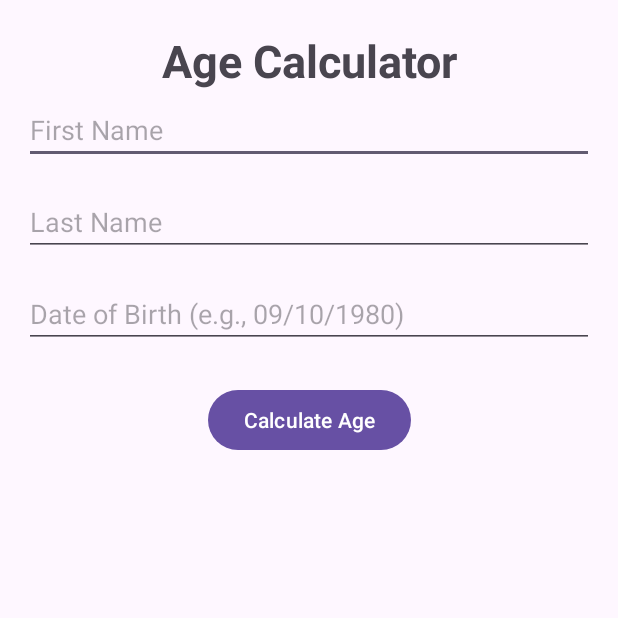
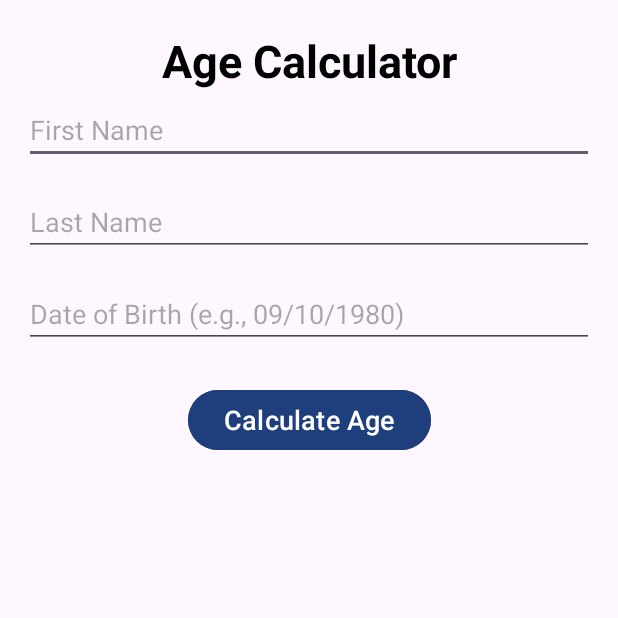
Before and after one commit to rjo5364/SWENG888-Practice-I, an Android app: the screen it shows after launch (MainActivity), on a phone screen of 412 x 824 dp, the top half of it. Run offline under Robolectric (Android 15) with nearby library versions, the phone set to English and light mode, and no system bars.

Commit message:
updated color schema

```diff
--- a/app/src/main/res/layout/activity_main.xml
+++ b/app/src/main/res/layout/activity_main.xml
@@ -18,7 +18,8 @@
         app:layout_constraintBottom_toBottomOf="parent"
         app:layout_constraintEnd_toEndOf="parent"
         app:layout_constraintStart_toStartOf="parent"
-        app:layout_constraintTop_toTopOf="parent" />
+        app:layout_constraintTop_toTopOf="parent"
+        android:textColor="@color/black" />
 
     <!-- First Name Input Field -->
     <EditText
@@ -70,5 +71,7 @@
         android:layout_marginTop="24dp"
         app:layout_constraintTop_toBottomOf="@id/DateEditText"
         app:layout_constraintStart_toStartOf="parent"
-        app:layout_constraintEnd_toEndOf="parent" />
+        app:layout_constraintEnd_toEndOf="parent"
+        android:backgroundTint="@color/PennStateBlue"
+        android:textSize="18dp"/>
 </androidx.constraintlayout.widget.ConstraintLayout>
--- a/app/src/main/res/values/colors.xml
+++ b/app/src/main/res/values/colors.xml
@@ -2,4 +2,5 @@
 <resources>
     <color name="black">#FF000000</color>
     <color name="white">#FFFFFFFF</color>
+    <color name ="PennStateBlue">#1E3F7B</color>
 </resources>
```
